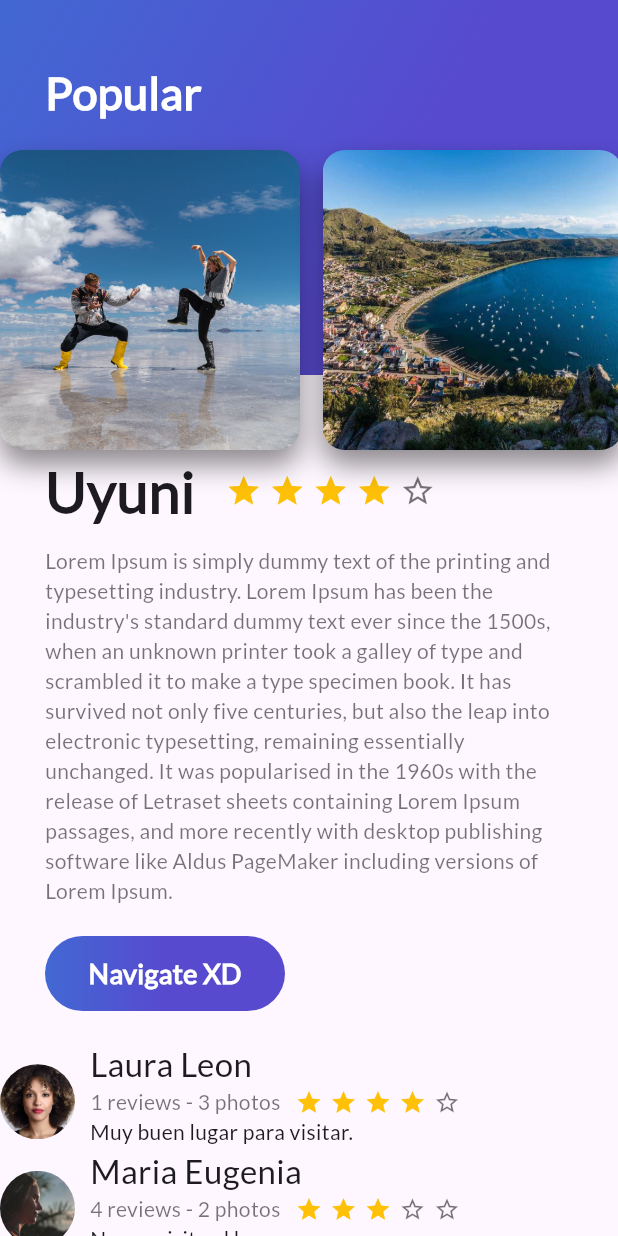
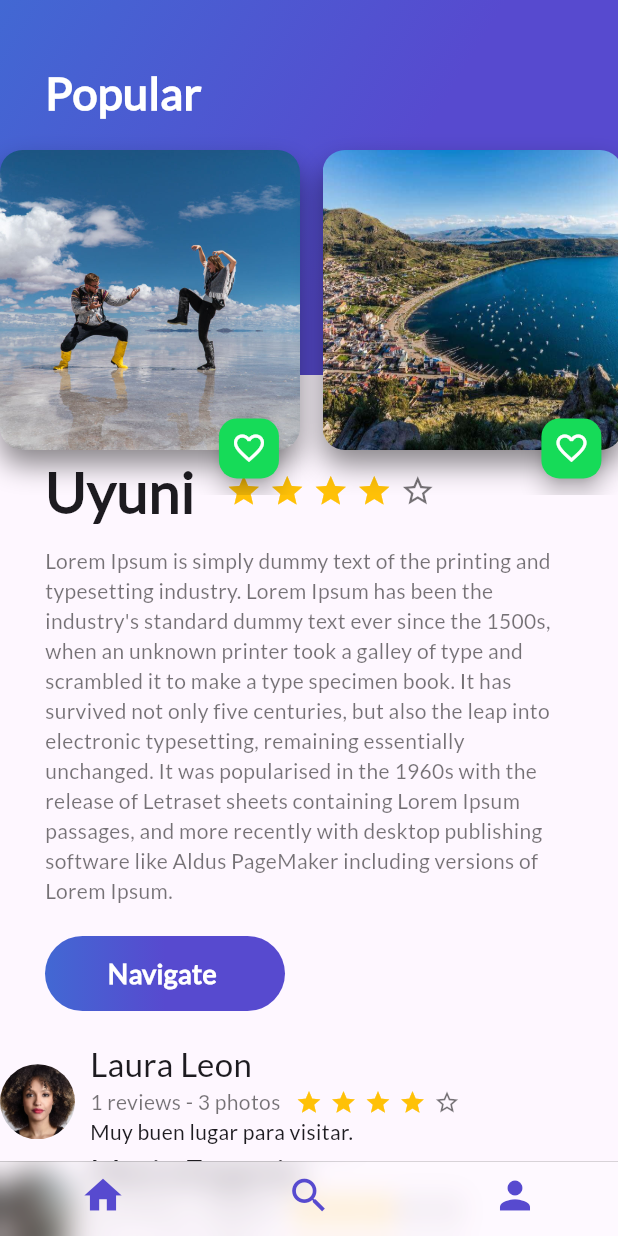
Before and after one commit to htevicayola29/Proyecto_Places, a Flutter app: the screen it shows after launch, on a phone screen of 412 x 824 dp. Run offline on Flutter 3.47's test engine with Material 3 defaults, Android fonts, the phone set to English and light mode, and no system bars.

Commit message:
floatingActionButton - BottomNavigationBar - CupertinoTabViewy

```diff
--- a/lib/card_image.dart
+++ b/lib/card_image.dart
@@ -1,11 +1,12 @@
 import 'package:flutter/material.dart';
+import 'package:places/fab_green.dart';
 class CardImage extends StatelessWidget{
   String path;
   CardImage(this.path);
   @override
   Widget build(BuildContext context) {
     // cardImage
-    final cardImage = Padding(
+    final card = Padding(
         padding: EdgeInsets.only(
           top: 100,
           right: 15,
@@ -33,6 +34,14 @@
       )
         )
     );
+    //stack
+    final cardImage=Stack(
+      alignment:  Alignment(0.7, 0.95),
+      children:<Widget> [
+        card,
+        FabGreen()
+      ],
+    );
     return cardImage;
   }
 
--- a/lib/description_place.dart
+++ b/lib/description_place.dart
@@ -77,7 +77,7 @@
       children:<Widget>[
         filaTitulo,
         description,
-        RoundedButton("Navigate XD")
+        RoundedButton("Navigate ")
         ],
     );
     return descriptionPlace;
--- /dev/null
+++ b/lib/fab_green.dart
@@ -0,0 +1,38 @@
+import 'package:flutter/material.dart';
+
+class FabGreen extends StatefulWidget{
+  @override
+  State<StatefulWidget> createState() {
+   return _FabGreen();
+  }
+
+}
+class _FabGreen extends State<FabGreen>{
+  var _fabIcon =Icons.favorite_border;
+  void onPressedFav(){
+    //setState() el estado del widget
+    setState(() {
+      if(_fabIcon == Icons.favorite_border){
+        _fabIcon = Icons.favorite;
+      }else{
+        _fabIcon = Icons.favorite_border;
+      }
+    });
+  }
+  @override
+  Widget build(BuildContext context) {
+    //
+    final fabGreen = FloatingActionButton(
+      backgroundColor:  Color(0xFF16db58),
+      mini: true,
+      tooltip: "Fab",
+      child: Icon(
+        _fabIcon,
+        color: Colors.white,
+      ),
+      onPressed: onPressedFav,
+    );
+    return fabGreen;
+  }
+
+}
--- a/lib/main.dart
+++ b/lib/main.dart
@@ -1,4 +1,6 @@
 import 'package:flutter/material.dart';
+import 'package:places/places.dart';
+import 'package:places/places_cupertino.dart';
 
 import 'home.dart';
 
@@ -15,7 +17,7 @@
           primarySwatch: Colors.blue,
           visualDensity: VisualDensity.adaptivePlatformDensity
         ),
-      home: MyHome(),
+      home: PlacesCupertino(),
         );
 
 
--- /dev/null
+++ b/lib/places_cupertino.dart
@@ -0,0 +1,64 @@
+import 'package:flutter/material.dart';
+import 'package:flutter/cupertino.dart';
+import 'package:places/home.dart';
+import 'package:places/profile_places.dart';
+import 'package:places/search_places.dart';
+ class PlacesCupertino extends StatelessWidget{
+  @override
+  Widget build(BuildContext context) {
+   final places = Scaffold(
+     bottomNavigationBar: CupertinoTabScaffold(
+         tabBar: CupertinoTabBar(
+           backgroundColor: Colors.white.withAlpha(50),
+             items: [
+               BottomNavigationBarItem(
+                   icon: Icon(
+                     Icons.home,
+                     color: Color(0xFF574ACF),
+                   )
+               ),
+               BottomNavigationBarItem(
+                   icon: Icon(
+                     Icons.search,
+                     color: Color(0xFF574ACF),
+                   )
+               ),
+               BottomNavigationBarItem(
+                   icon: Icon(
+                     Icons.person,
+                     color: Color(0xFF574ACF),
+                   )
+               )
+             ],
+         ),
+       tabBuilder: (BuildContext contex, int index){
+       CupertinoTabView cupertinoTabView;
+       switch(index){
+         case 0:
+           cupertinoTabView =CupertinoTabView(
+             builder: (BuildContext contex)=>MyHome(),
+           );
+           break;
+         case 1:
+           cupertinoTabView =CupertinoTabView(
+             builder: (BuildContext contex)=>SearchPlaces(),
+           );
+           break;
+         case 2:
+           cupertinoTabView =CupertinoTabView(
+             builder: (BuildContext contex)=>ProfilePlaces(),
+           );
+           break;
+         default:
+           cupertinoTabView = CupertinoTabView(
+             builder: (BuildContext context) => MyHome(),
+           );
+           break;
+       }
+       return cupertinoTabView;
+     }
+     ),
+   );
+   return places;
+  }
+ }
--- a/lib/rounded_button.dart
+++ b/lib/rounded_button.dart
@@ -10,7 +10,7 @@
   Widget build(BuildContext context) {
     return InkWell(
       onTap: () {
-        // ✅ Nueva forma de mostrar SnackBar
+        // Nueva forma de mostrar SnackBar
         ScaffoldMessenger.of(context).showSnackBar(
           const SnackBar(
             content: Text("Navegando..."),
```
Also changed, not shown: lib/places.dart (added, +67 -0 lines), lib/profile_places.dart (added, +10 -0 lines), lib/search_places.dart (added, +10 -0 lines).
